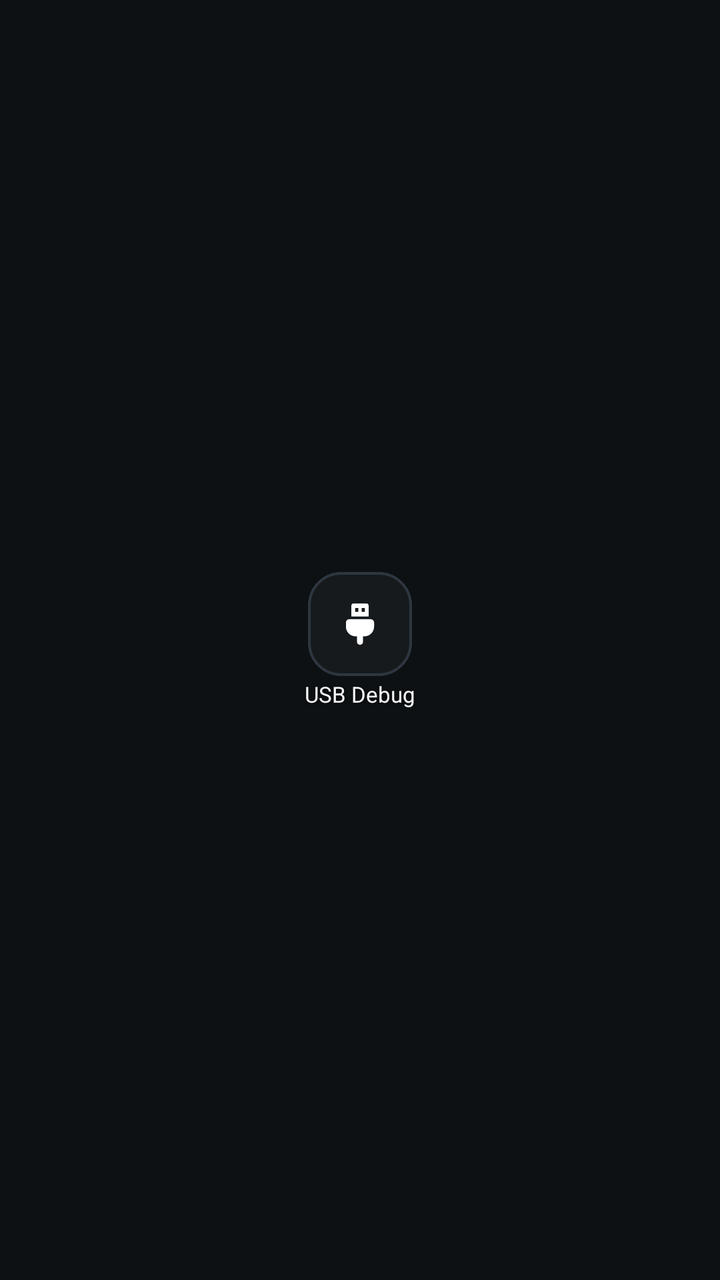
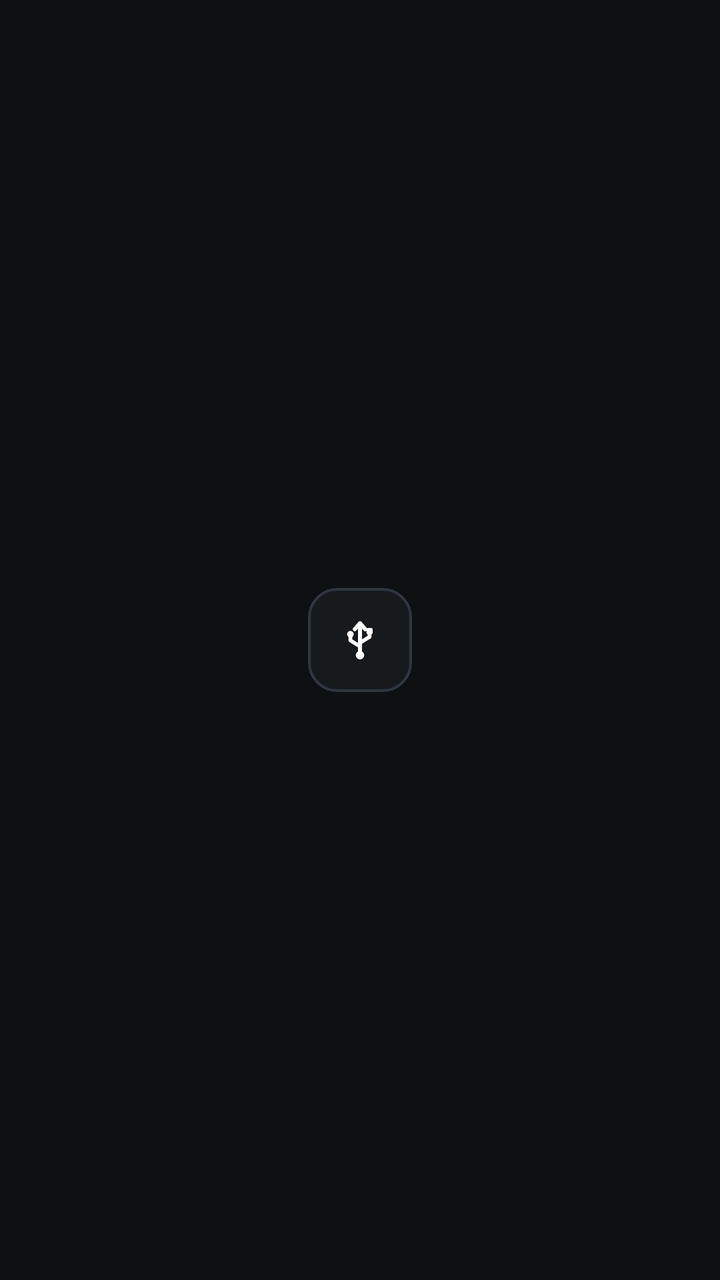

Screens rendered from an Android XML layout before and after an edit, with the pre-edit source and the edit as a unified diff.
<!-- AndroidManifest.xml: application theme Theme.UsbDebugSwitch -->
<!-- res/layout/widget_usb_debug.xml -->
<?xml version="1.0" encoding="utf-8"?>
<LinearLayout xmlns:android="http://schemas.android.com/apk/res/android"
    android:id="@+id/widget_root"
    android:layout_width="match_parent"
    android:layout_height="match_parent"
    android:gravity="center"
    android:orientation="vertical"
    android:padding="2dp">

    <FrameLayout
        android:id="@+id/widget_tile_box"
        android:layout_width="52dp"
        android:layout_height="52dp"
        android:background="@drawable/bg_widget_icon_off">

        <ImageView
            android:id="@+id/widget_icon"
            android:layout_width="26dp"
            android:layout_height="26dp"
            android:layout_gravity="center"
            android:contentDescription="@string/tile_label"
            android:src="@drawable/ic_qs_usb_debug" />
    </FrameLayout>

    <TextView
        android:id="@+id/widget_title"
        android:layout_width="match_parent"
        android:layout_height="wrap_content"
        android:layout_marginTop="3dp"
        android:ellipsize="end"
        android:gravity="center"
        android:includeFontPadding="false"
        android:maxLines="1"
        android:shadowColor="#CC000000"
        android:shadowDx="0"
        android:shadowDy="1"
        android:shadowRadius="3"
        android:text="@string/widget_short_usb"
        android:textColor="#F4F7F9"
        android:textSize="11sp" />

</LinearLayout>
<!-- resources referenced by this layout -->
<resources>
  <!-- drawable bg_widget_icon_off (drawable) -->
  <?xml version="1.0" encoding="utf-8"?>
  <shape xmlns:android="http://schemas.android.com/apk/res/android"
      android:shape="rectangle">
      <solid android:color="#161A1D" />
      <stroke
          android:width="1.2dp"
          android:color="#2E3740" />
      <corners android:radius="16dp" />
  </shape>
  <!-- drawable ic_qs_usb_debug (drawable) -->
  <?xml version="1.0" encoding="utf-8"?>
  <vector xmlns:android="http://schemas.android.com/apk/res/android"
      android:width="24dp"
      android:height="24dp"
      android:viewportWidth="24"
      android:viewportHeight="24">
      <path
          android:fillColor="#FFFFFF"
          android:fillType="evenOdd"
          android:pathData="M9.2,2.5H14.8A1.2,1.2 0,0 1,16 3.7V8.5H8V3.7A1.2,1.2 0,0 1,9.2 2.5ZM9.8,4.6H11.2V6.4H9.8ZM12.8,4.6H14.2V6.4H12.8Z" />
      <path
          android:fillColor="#FFFFFF"
          android:pathData="M7,9.8H17A1.5,1.5 0,0 1,18.5 11.3V13.2A4.5,4.5 0,0 1,14 17.7H13.4V20.2A1.4,1.4 0,0 1,12 21.6A1.4,1.4 0,0 1,10.6 20.2V17.7H10A4.5,4.5 0,0 1,5.5 13.2V11.3A1.5,1.5 0,0 1,7 9.8Z" />
  </vector>
  <string name="tile_label">USB Debug</string>
  <string name="widget_short_usb">USB Debug</string>
  <style name="Theme.UsbDebugSwitch" parent="android:Theme.Material.NoActionBar">
          <item name="android:windowBackground">#0E1113</item>
          <item name="android:colorAccent">#7EE2A8</item>
          <item name="android:statusBarColor">@android:color/transparent</item>
          <item name="android:navigationBarColor">@android:color/transparent</item>
      </style>
</resources>

<!-- the commit's change to res/layout/widget_usb_debug.xml (unified diff, before → after) -->
@@ -1,42 +1,22 @@
 <?xml version="1.0" encoding="utf-8"?>
-<LinearLayout xmlns:android="http://schemas.android.com/apk/res/android"
+<FrameLayout xmlns:android="http://schemas.android.com/apk/res/android"
     android:id="@+id/widget_root"
     android:layout_width="match_parent"
-    android:layout_height="match_parent"
-    android:gravity="center"
-    android:orientation="vertical"
-    android:padding="2dp">
+    android:layout_height="match_parent">
 
     <FrameLayout
         android:id="@+id/widget_tile_box"
         android:layout_width="52dp"
         android:layout_height="52dp"
+        android:layout_gravity="center"
         android:background="@drawable/bg_widget_icon_off">
 
         <ImageView
             android:id="@+id/widget_icon"
-            android:layout_width="26dp"
-            android:layout_height="26dp"
+            android:layout_width="24dp"
+            android:layout_height="24dp"
             android:layout_gravity="center"
             android:contentDescription="@string/tile_label"
             android:src="@drawable/ic_qs_usb_debug" />
     </FrameLayout>
-
-    <TextView
-        android:id="@+id/widget_title"
-        android:layout_width="match_parent"
-        android:layout_height="wrap_content"
-        android:layout_marginTop="3dp"
-        android:ellipsize="end"
-        android:gravity="center"
-        android:includeFontPadding="false"
-        android:maxLines="1"
-        android:shadowColor="#CC000000"
-        android:shadowDx="0"
-        android:shadowDy="1"
-        android:shadowRadius="3"
-        android:text="@string/widget_short_usb"
-        android:textColor="#F4F7F9"
-        android:textSize="11sp" />
-
-</LinearLayout>
+</FrameLayout>
<!-- resource entries referenced after the edit -->
@@ -8,7 +8,7 @@
       <stroke
           android:width="1.2dp"
           android:color="#2E3740" />
-      <corners android:radius="16dp" />
+      <corners android:radius="14dp" />
   </shape>
   <!-- drawable ic_qs_usb_debug (drawable) -->
   <?xml version="1.0" encoding="utf-8"?>
@@ -17,16 +17,28 @@
       android:height="24dp"
       android:viewportWidth="24"
       android:viewportHeight="24">
+      
       <path
-          android:fillColor="#FFFFFF"
-          android:fillType="evenOdd"
-          android:pathData="M9.2,2.5H14.8A1.2,1.2 0,0 1,16 3.7V8.5H8V3.7A1.2,1.2 0,0 1,9.2 2.5ZM9.8,4.6H11.2V6.4H9.8ZM12.8,4.6H14.2V6.4H12.8Z" />
+          android:fillColor="#00000000"
+          android:pathData="M12,4L12,18.2 M9.4,6.6L12,3.6L14.6,6.6"
+          android:strokeColor="#FFFFFFFF"
+          android:strokeLineCap="round"
+          android:strokeLineJoin="round"
+          android:strokeWidth="2.0" />
+      
       <path
-          android:fillColor="#FFFFFF"
-          android:pathData="M7,9.8H17A1.5,1.5 0,0 1,18.5 11.3V13.2A4.5,4.5 0,0 1,14 17.7H13.4V20.2A1.4,1.4 0,0 1,12 21.6A1.4,1.4 0,0 1,10.6 20.2V17.7H10A4.5,4.5 0,0 1,5.5 13.2V11.3A1.5,1.5 0,0 1,7 9.8Z" />
+          android:fillColor="#00000000"
+          android:pathData="M12,15.2L7.2,12.2L7.2,10.2 M12,13.4L16.8,10.4L16.8,8.8"
+          android:strokeColor="#FFFFFFFF"
+          android:strokeLineCap="round"
+          android:strokeLineJoin="round"
+          android:strokeWidth="1.9" />
+      
+      <path
+          android:fillColor="#FFFFFFFF"
+          android:pathData="M12,19.6m-2.1,0a2.1,2.1 0,1 1,4.2 0a2.1,2.1 0,1 1,-4.2 0 M7.2,9.1m-1.65,0a1.65,1.65 0,1 1,3.3 0a1.65,1.65 0,1 1,-3.3 0 M15.9,6.0h1.8a0.65,0.65 0,0 1,0.65 0.65v1.8a0.65,0.65 0,0 1,-0.65 0.65h-1.8a0.65,0.65 0,0 1,-0.65 -0.65v-1.8a0.65,0.65 0,0 1,0.65 -0.65z" />
   </vector>
   <string name="tile_label">USB Debug</string>
-  <string name="widget_short_usb">USB Debug</string>
   <style name="Theme.UsbDebugSwitch" parent="android:Theme.Material.NoActionBar">
           <item name="android:windowBackground">#0E1113</item>
           <item name="android:colorAccent">#7EE2A8</item>
